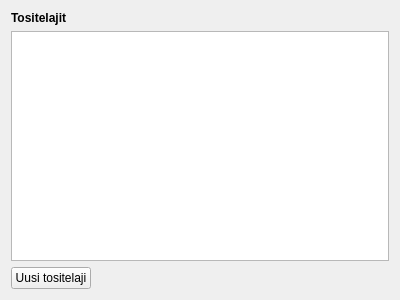
The window that kitupiikki/maaritys/tositelajit.ui (artoh/kitupiikki) describes before a commit, drawn with Qt 5.
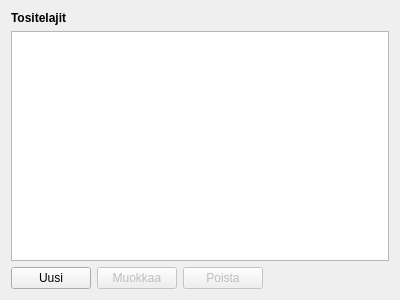
The same window after the commit. Icons and pictures are not drawn.

Patch:
```diff
--- a/kitupiikki/maaritys/tositelajit.ui
+++ b/kitupiikki/maaritys/tositelajit.ui
@@ -33,7 +33,42 @@
      <item>
       <widget class="QPushButton" name="uusiNappi">
        <property name="text">
-        <string>Uusi tositelaji</string>
+        <string>Uusi</string>
+       </property>
+       <property name="icon">
+        <iconset resource="../pic/pic.qrc">
+         <normaloff>:/pic/lisaa.png</normaloff>:/pic/lisaa.png</iconset>
+       </property>
+       <property name="shortcut">
+        <string>Ins</string>
+       </property>
+      </widget>
+     </item>
+     <item>
+      <widget class="QPushButton" name="muokkaaNappi">
+       <property name="enabled">
+        <bool>false</bool>
+       </property>
+       <property name="text">
+        <string>Muokkaa</string>
+       </property>
+       <property name="icon">
+        <iconset resource="../pic/pic.qrc">
+         <normaloff>:/pic/muokkaa.png</normaloff>:/pic/muokkaa.png</iconset>
+       </property>
+      </widget>
+     </item>
+     <item>
+      <widget class="QPushButton" name="poistaNappi">
+       <property name="enabled">
+        <bool>false</bool>
+       </property>
+       <property name="text">
+        <string>Poista</string>
+       </property>
+       <property name="icon">
+        <iconset resource="../pic/pic.qrc">
+         <normaloff>:/pic/poista.png</normaloff>:/pic/poista.png</iconset>
        </property>
       </widget>
      </item>
```
Left out of the diff: 10 changed lines with no effect on the pictures.
